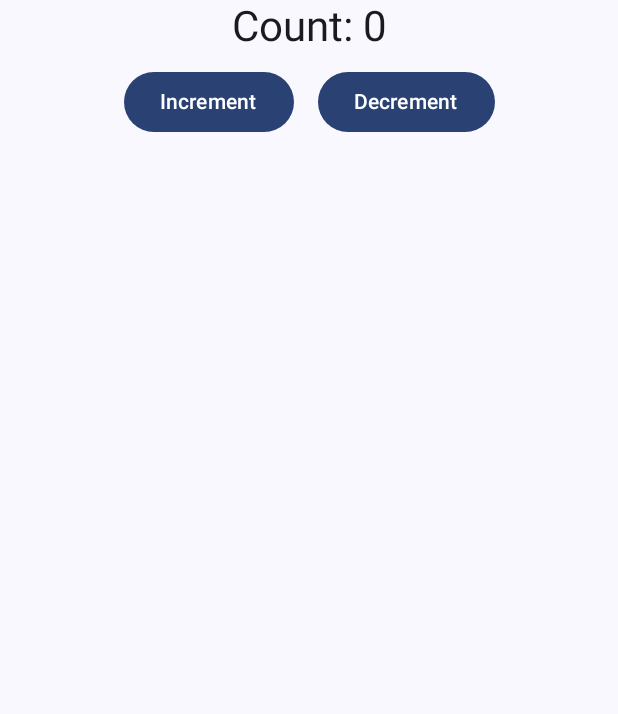
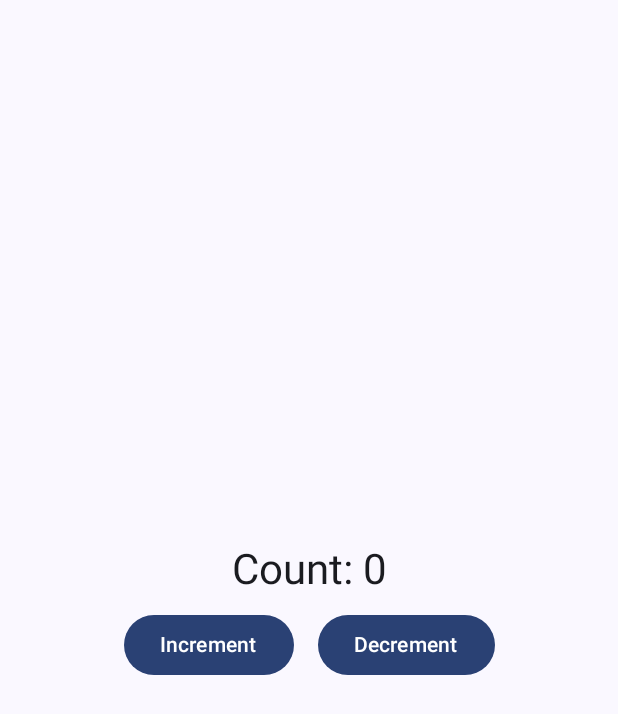
Before and after one commit to whitedevil-ragnor/Android-Apps, an Android app built with Jetpack Compose: the screen it shows after launch (MainActivity), on a phone screen of 412 x 824 dp. Shown: the top 714 px of the screen. Run offline under Robolectric (Android 15) with nearby library versions, the phone set to English and light mode, and no system bars.

Commit message:
"centered the view"

```diff
--- a/CountingApp/app/src/main/java/com/meow/countingapp/MainActivity.kt
+++ b/CountingApp/app/src/main/java/com/meow/countingapp/MainActivity.kt
@@ -4,6 +4,7 @@ import android.os.Bundle
 import androidx.activity.ComponentActivity
 import androidx.activity.compose.setContent
 import androidx.activity.viewModels
+import androidx.compose.foundation.layout.Box
 import androidx.compose.foundation.layout.Column
 import androidx.compose.foundation.layout.Row
 import androidx.compose.foundation.layout.fillMaxSize
@@ -43,16 +44,21 @@ fun CounterScreen(viewModel: CounterViewModel) {
     // Observe the counter value from the ViewModel
     val count by viewModel.count
 
-    // Display the counter and buttons in a column
-    Column( horizontalAlignment = Alignment.CenterHorizontally) {
-        Text(text = "Count: $count", style = MaterialTheme.typography.headlineMedium)
+    // Use Box to center the content both horizontally and vertically
+    Box(
+        modifier = Modifier.fillMaxSize(), // Make the Box fill the whole screen
+        contentAlignment = Alignment.Center // Center content within the Box
+    ) {
+        Column(horizontalAlignment = Alignment.CenterHorizontally) {
+            Text(text = "Count: $count", style = MaterialTheme.typography.headlineMedium)
 
-        Row {
-            Button(onClick = { viewModel.incrementCount() },modifier = Modifier.padding(8.dp)) {
-                Text(text = "Increment")
-            }
-            Button(onClick = { viewModel.decrementCount() },modifier = Modifier.padding(8.dp)) {
-                Text(text = "Decrement")
+            Row {
+                Button(onClick = { viewModel.incrementCount() }, modifier = Modifier.padding(8.dp)) {
+                    Text(text = "Increment")
+                }
+                Button(onClick = { viewModel.decrementCount() }, modifier = Modifier.padding(8.dp)) {
+                    Text(text = "Decrement")
+                }
             }
         }
     }}
```
